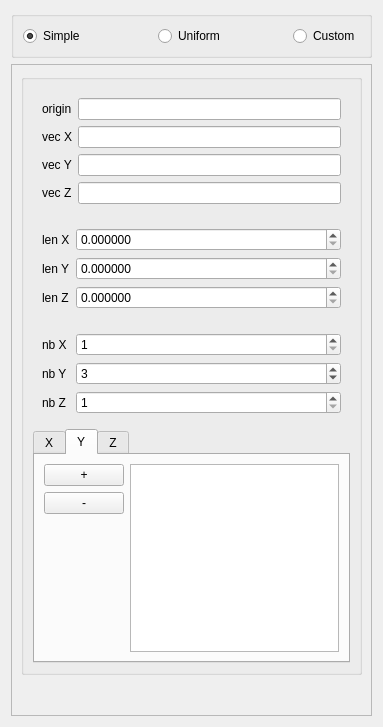
Qt form src/HEXABLOCKGUI/MakeGrid_QTD.ui (SalomePlatform/hexablock) before a commit.
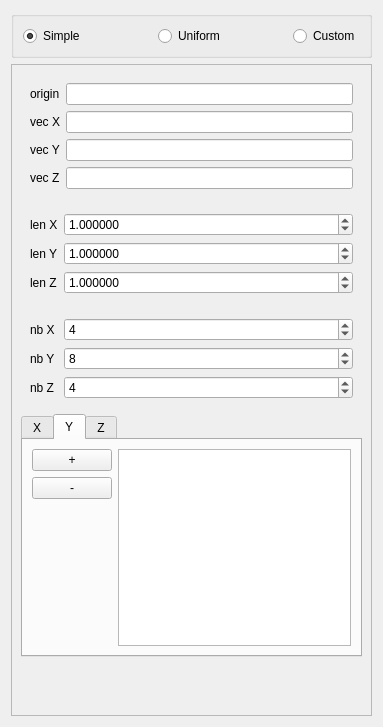
The same form after that commit.

```diff
--- a/src/HEXABLOCKGUI/MakeGrid_QTD.ui
+++ b/src/HEXABLOCKGUI/MakeGrid_QTD.ui
@@ -132,24 +132,6 @@
       </property>
       <layout class="QVBoxLayout" name="verticalLayout_3">
        <item>
-        <widget class="QGroupBox" name="groupBox_2">
-         <property name="sizePolicy">
-          <sizepolicy hsizetype="Preferred" vsizetype="Preferred">
-           <horstretch>0</horstretch>
-           <verstretch>0</verstretch>
-          </sizepolicy>
-         </property>
-         <property name="minimumSize">
-          <size>
-           <width>5</width>
-           <height>0</height>
-          </size>
-         </property>
-         <property name="title">
-          <string/>
-         </property>
-         <layout class="QVBoxLayout" name="verticalLayout">
-          <item>
            <widget class="QWidget" name="widget" native="true">
             <layout class="QFormLayout" name="formLayout_2">
              <item row="0" column="0">
@@ -284,6 +266,9 @@
                <property name="decimals">
                 <number>6</number>
                </property>
+            <property name="value">
+             <double>1.000000000000000</double>
+            </property>
               </widget>
              </item>
              <item row="1" column="0">
@@ -298,6 +283,9 @@
                <property name="decimals">
                 <number>6</number>
                </property>
+            <property name="value">
+             <double>1.000000000000000</double>
+            </property>
               </widget>
              </item>
              <item row="2" column="0">
@@ -312,6 +300,9 @@
                <property name="decimals">
                 <number>6</number>
                </property>
+            <property name="value">
+             <double>1.000000000000000</double>
+            </property>
               </widget>
              </item>
             </layout>
@@ -348,7 +339,7 @@
                 <number>1000000</number>
                </property>
                <property name="value">
-                <number>1</number>
+             <number>4</number>
                </property>
               </widget>
              </item>
@@ -368,7 +359,7 @@
                 <number>1000000</number>
                </property>
                <property name="value">
-                <number>3</number>
+             <number>8</number>
                </property>
               </widget>
              </item>
@@ -388,7 +379,7 @@
                 <number>1000000</number>
                </property>
                <property name="value">
-                <number>1</number>
+             <number>4</number>
                </property>
               </widget>
              </item>
@@ -578,9 +569,6 @@
             </widget>
            </widget>
           </item>
-         </layout>
-        </widget>
-       </item>
        <item>
         <spacer name="verticalSpacer_4">
          <property name="orientation">
```
Left out of the diff: 3 changed lines with no effect on the pictures. Lines whose indentation alone changed are shown as unchanged.
